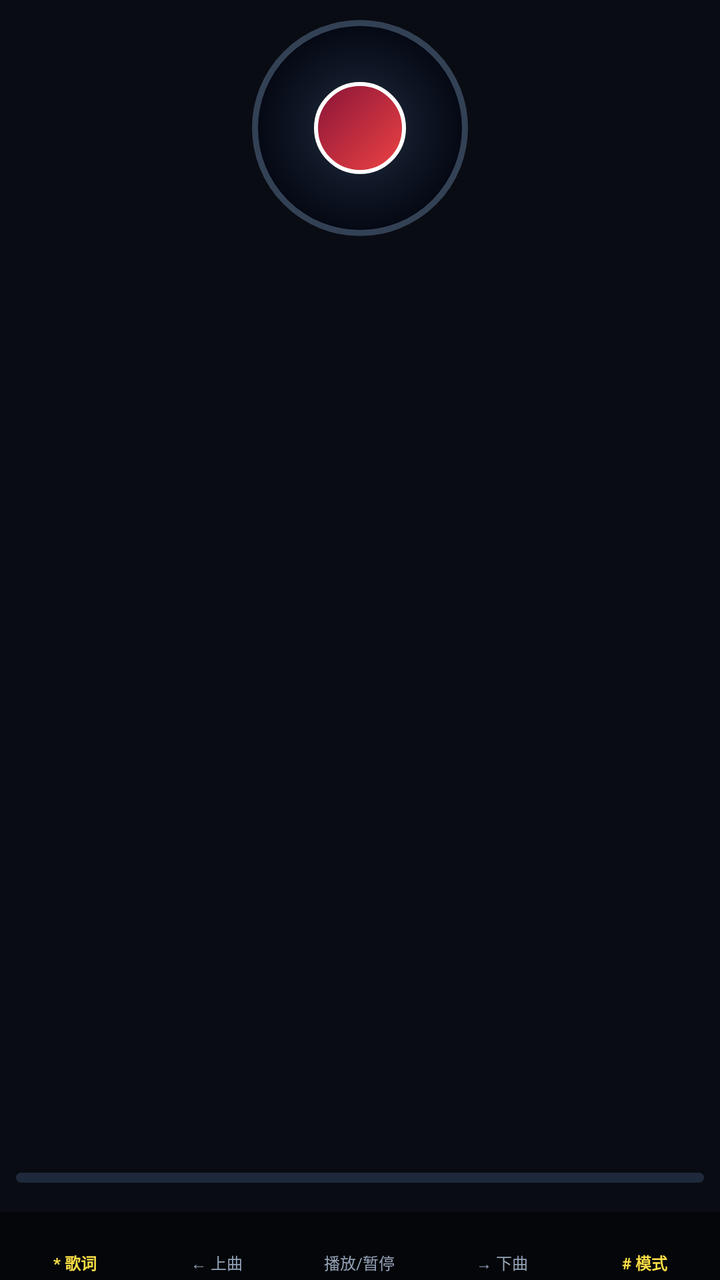
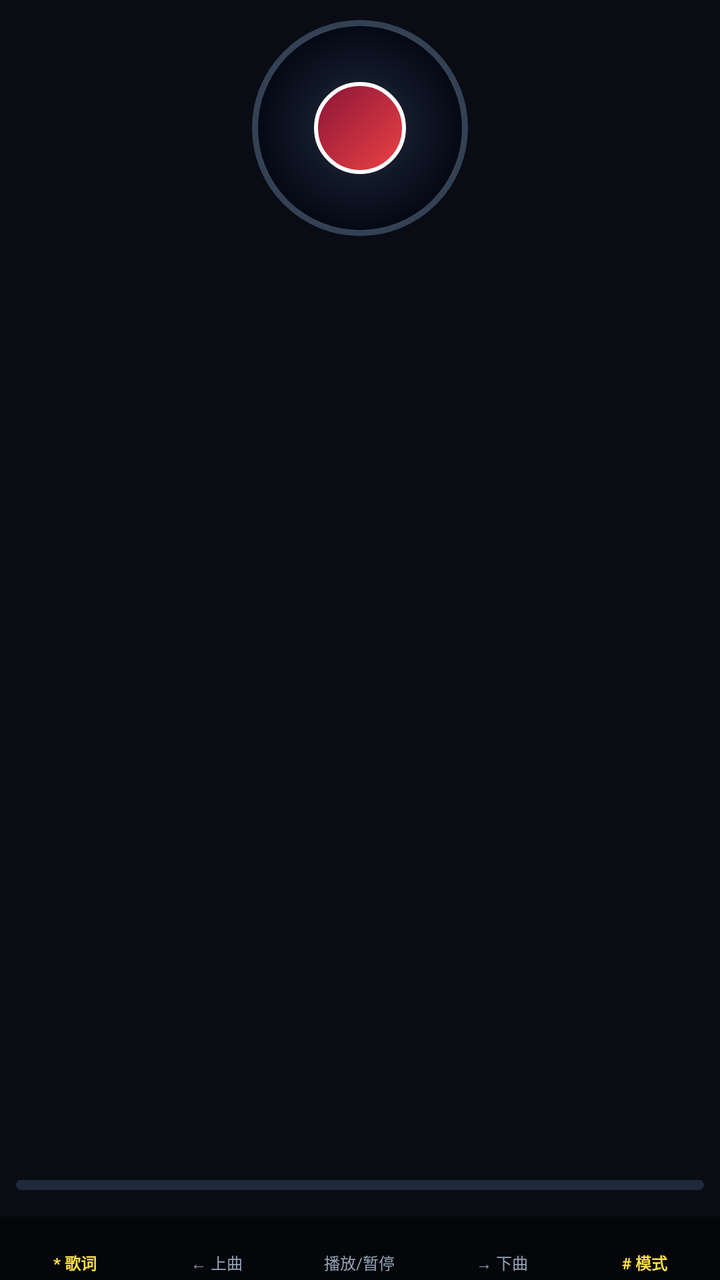

The first picture is an Android layout as it rendered before a commit; the second is the same layout after the commit. The layout source and the unified diff follow.
<!-- AndroidManifest.xml: application theme Theme.KeydroidX.Music -->
<!-- res/layout/activity_player.xml -->
<?xml version="1.0" encoding="utf-8"?>
<FrameLayout
    xmlns:android="http://schemas.android.com/apk/res/android"
    android:layout_width="match_parent"
    android:layout_height="match_parent"
    android:background="@color/music_dark_bg">

    
    
    
    <LinearLayout
        android:id="@+id/layout_player_root"
        android:layout_width="match_parent"
        android:layout_height="match_parent"
        android:orientation="vertical"
        android:focusable="true"
        android:focusableInTouchMode="true">

        
        <LinearLayout
            android:id="@+id/layout_upper"
            android:layout_width="match_parent"
            android:layout_height="wrap_content"
            android:orientation="vertical"
            android:gravity="center_horizontal"
            android:paddingLeft="8dp"
            android:paddingRight="8dp"
            android:paddingTop="8dp"
            android:paddingBottom="4dp">

            <FrameLayout
                android:layout_width="wrap_content"
                android:layout_height="wrap_content"
                android:layout_marginTop="2dp"
                android:layout_marginBottom="2dp">

                <FrameLayout
                    android:id="@+id/vinyl_disk"
                    android:layout_width="108dp"
                    android:layout_height="108dp"
                    android:background="@drawable/bg_vinyl_disk">

                    <FrameLayout
                        android:id="@+id/vinyl_center"
                        android:layout_width="46dp"
                        android:layout_height="46dp"
                        android:layout_gravity="center"
                        android:background="@drawable/bg_vinyl_center">

                        <TextView
                            android:id="@+id/iv_play_pause"
                            android:layout_width="wrap_content"
                            android:layout_height="wrap_content"
                            android:layout_gravity="center"
                            android:textSize="20sp"
                            android:textColor="#FFFFFF"
                            android:includeFontPadding="false" />
                    </FrameLayout>
                </FrameLayout>
            </FrameLayout>

            <LinearLayout
                android:layout_width="match_parent"
                android:layout_height="wrap_content"
                android:orientation="vertical"
                android:gravity="center_horizontal"
                android:layout_marginTop="4dp">

                <TextView
                    android:id="@+id/tv_song_title"
                    android:layout_width="match_parent"
                    android:layout_height="wrap_content"
                    android:gravity="center"
                    android:textSize="13sp"
                    android:textStyle="bold"
                    android:textColor="#FFFFFF"
                    android:singleLine="true"
                    android:ellipsize="end"
                    android:includeFontPadding="false" />

                <TextView
                    android:id="@+id/tv_song_artist"
                    android:layout_width="match_parent"
                    android:layout_height="wrap_content"
                    android:layout_marginTop="2dp"
                    android:gravity="center"
                    android:textSize="11sp"
                    android:textColor="@color/music_subtext"
                    android:singleLine="true"
                    android:ellipsize="end"
                    android:includeFontPadding="false" />
            </LinearLayout>
        </LinearLayout>

        
        <FrameLayout
            android:layout_width="match_parent"
            android:layout_height="0dp"
            android:layout_weight="1">

            <ScrollView
                android:id="@+id/scroll_lyric"
                android:layout_width="match_parent"
                android:layout_height="match_parent"
                android:fillViewport="true"
                android:scrollbars="none"
                android:overScrollMode="never"
                android:focusable="false"
                android:focusableInTouchMode="false">

                <LinearLayout
                    android:id="@+id/layout_lyric_list"
                    android:layout_width="match_parent"
                    android:layout_height="wrap_content"
                    android:orientation="vertical"
                    android:gravity="center_vertical"
                    android:paddingLeft="10dp"
                    android:paddingRight="10dp"
                    android:paddingTop="6dp"
                    android:paddingBottom="6dp">
                </LinearLayout>
            </ScrollView>

        </FrameLayout>

        
        <LinearLayout
            android:layout_width="match_parent"
            android:layout_height="wrap_content"
            android:orientation="vertical"
            android:paddingLeft="8dp"
            android:paddingRight="8dp"
            android:paddingTop="4dp"
            android:paddingBottom="2dp">

            <FrameLayout
                android:id="@+id/progress_track"
                android:layout_width="match_parent"
                android:layout_height="5dp"
                android:background="@drawable/bg_progress_bar">

                <View
                    android:id="@+id/progress_fill"
                    android:layout_width="0dp"
                    android:layout_height="match_parent"
                    android:background="@drawable/bg_progress_fill" />
            </FrameLayout>

            <LinearLayout
                android:layout_width="match_parent"
                android:layout_height="wrap_content"
                android:layout_marginTop="2dp"
                android:orientation="horizontal"
                android:gravity="center_vertical">

                <TextView
                    android:id="@+id/tv_current_time"
                    android:layout_width="wrap_content"
                    android:layout_height="wrap_content"
                    android:textSize="9sp"
                    android:textColor="@color/music_subtext"
                    android:includeFontPadding="false" />

                <TextView
                    android:id="@+id/tv_play_status"
                    android:layout_width="0dp"
                    android:layout_height="wrap_content"
                    android:layout_weight="1"
                    android:gravity="center"
                    android:textSize="9sp"
                    android:textColor="@color/music_subtext"
                    android:includeFontPadding="false" />

                <TextView
                    android:id="@+id/tv_total_time"
                    android:layout_width="wrap_content"
                    android:layout_height="wrap_content"
                    android:textSize="9sp"
                    android:textColor="@color/music_subtext"
                    android:includeFontPadding="false" />
            </LinearLayout>
        </LinearLayout>

        
        <LinearLayout
            android:id="@+id/layout_key_guide"
            android:layout_width="match_parent"
            android:layout_height="wrap_content"
            android:orientation="horizontal"
            android:gravity="center"
            android:background="#88000000"
            android:paddingTop="3dp"
            android:paddingBottom="3dp"
            android:paddingLeft="2dp"
            android:paddingRight="2dp">

            <LinearLayout
                android:id="@+id/guide_lyrics"
                android:layout_width="0dp"
                android:layout_height="wrap_content"
                android:layout_weight="1"
                android:orientation="vertical"
                android:gravity="center_horizontal">

                <TextView
                    android:id="@+id/icon_guide_lyrics"
                    android:layout_width="wrap_content"
                    android:layout_height="wrap_content"
                    android:textSize="14sp"
                    android:textColor="#FDE047"
                    android:includeFontPadding="false" />

                <TextView
                    android:layout_width="wrap_content"
                    android:layout_height="wrap_content"
                    android:textSize="8sp"
                    android:textColor="#FDE047"
                    android:textStyle="bold"
                    android:text="@string/guide_lyrics"
                    android:includeFontPadding="false" />
            </LinearLayout>

            <LinearLayout
                android:id="@+id/guide_prev"
                android:layout_width="0dp"
                android:layout_height="wrap_content"
                android:layout_weight="1"
                android:orientation="vertical"
                android:gravity="center_horizontal">

                <TextView
                    android:id="@+id/icon_guide_prev"
                    android:layout_width="wrap_content"
                    android:layout_height="wrap_content"
                    android:textSize="14sp"
                    android:textColor="#CBD5E1"
                    android:includeFontPadding="false" />

                <TextView
                    android:layout_width="wrap_content"
                    android:layout_height="wrap_content"
                    android:textSize="8sp"
                    android:textColor="#94A3B8"
                    android:text="@string/guide_prev"
                    android:includeFontPadding="false" />
            </LinearLayout>

            <LinearLayout
                android:id="@+id/guide_playpause"
                android:layout_width="0dp"
                android:layout_height="wrap_content"
                android:layout_weight="1"
                android:orientation="vertical"
                android:gravity="center_horizontal">

                <TextView
                    android:id="@+id/icon_guide_playpause"
                    android:layout_width="wrap_content"
                    android:layout_height="wrap_content"
                    android:textSize="14sp"
                    android:textColor="#CBD5E1"
                    android:includeFontPadding="false" />

                <TextView
                    android:layout_width="wrap_content"
                    android:layout_height="wrap_content"
                    android:textSize="8sp"
                    android:textColor="#94A3B8"
                    android:text="@string/guide_playpause"
                    android:includeFontPadding="false" />
            </LinearLayout>

            <LinearLayout
                android:id="@+id/guide_next"
                android:layout_width="0dp"
                android:layout_height="wrap_content"
                android:layout_weight="1"
                android:orientation="vertical"
                android:gravity="center_horizontal">

                <TextView
                    android:id="@+id/icon_guide_next"
                    android:layout_width="wrap_content"
                    android:layout_height="wrap_content"
                    android:textSize="14sp"
                    android:textColor="#CBD5E1"
                    android:includeFontPadding="false" />

                <TextView
                    android:layout_width="wrap_content"
                    android:layout_height="wrap_content"
                    android:textSize="8sp"
                    android:textColor="#94A3B8"
                    android:text="@string/guide_next"
                    android:includeFontPadding="false" />
            </LinearLayout>

            <LinearLayout
                android:id="@+id/guide_mode"
                android:layout_width="0dp"
                android:layout_height="wrap_content"
                android:layout_weight="1"
                android:orientation="vertical"
                android:gravity="center_horizontal">

                <TextView
                    android:id="@+id/icon_guide_mode"
                    android:layout_width="wrap_content"
                    android:layout_height="wrap_content"
                    android:textSize="14sp"
                    android:textColor="#FDE047"
                    android:includeFontPadding="false" />

                <TextView
                    android:layout_width="wrap_content"
                    android:layout_height="wrap_content"
                    android:textSize="8sp"
                    android:textColor="#FDE047"
                    android:textStyle="bold"
                    android:text="@string/guide_mode"
                    android:includeFontPadding="false" />
            </LinearLayout>
        </LinearLayout>
    </LinearLayout>

    
    
    
    <FrameLayout
        android:id="@+id/layout_lyric_fullscreen"
        android:layout_width="match_parent"
        android:layout_height="match_parent"
        android:background="@color/music_dark_bg"
        android:visibility="gone">

        <ScrollView
            android:id="@+id/scroll_lyric_full"
            android:layout_width="match_parent"
            android:layout_height="match_parent"
            android:fillViewport="true"
            android:scrollbars="none"
            android:overScrollMode="never"
            android:focusable="false"
            android:focusableInTouchMode="false">

            <LinearLayout
                android:id="@+id/layout_lyric_full_wrapper"
                android:layout_width="match_parent"
                android:layout_height="wrap_content"
                android:orientation="vertical"
                android:gravity="center_horizontal"
                android:paddingLeft="14dp"
                android:paddingRight="14dp"
                android:paddingTop="120dp"
                android:paddingBottom="120dp"
                android:clipToPadding="false">

                
                <LinearLayout
                    android:id="@+id/layout_lyric_full_list"
                    android:layout_width="match_parent"
                    android:layout_height="wrap_content"
                    android:orientation="vertical"
                    android:gravity="center_horizontal">
                </LinearLayout>
            </LinearLayout>
        </ScrollView>
    </FrameLayout>
</FrameLayout>
<!-- resources referenced by this layout -->
<resources>
  <color name="music_dark_bg">#090C13</color>
  <color name="music_subtext">#B0B0B0</color>
  <!-- drawable bg_progress_bar (drawable) -->
  <?xml version="1.0" encoding="utf-8"?>
  <shape xmlns:android="http://schemas.android.com/apk/res/android"
      android:shape="rectangle">
      <solid android:color="#1E293B" />
      <corners android:radius="3dp" />
  </shape>
  <!-- drawable bg_progress_fill (drawable) -->
  <?xml version="1.0" encoding="utf-8"?>
  <shape xmlns:android="http://schemas.android.com/apk/res/android"
      android:shape="rectangle">
      <solid android:color="@color/music_accent" />
      <corners android:radius="3dp" />
  </shape>
  <!-- drawable bg_vinyl_center (drawable) -->
  <?xml version="1.0" encoding="utf-8"?>
  <shape xmlns:android="http://schemas.android.com/apk/res/android"
      android:shape="oval">
      <gradient
          android:type="linear"
          android:angle="135"
          android:startColor="#EF4444"
          android:endColor="#881337" />
      <stroke
          android:width="2dp"
          android:color="#FFFFFF" />
  </shape>
  <!-- drawable bg_vinyl_disk (drawable) -->
  <?xml version="1.0" encoding="utf-8"?>
  <layer-list xmlns:android="http://schemas.android.com/apk/res/android">
  
      
      <item
          android:left="0dp"
          android:top="2dp"
          android:right="0dp"
          android:bottom="0dp">
          <shape android:shape="oval">
              <solid android:color="#33000000" />
        </shape>
    </item>
  
      
      <item>
          <shape android:shape="oval">
              <gradient
                  android:type="radial"
                  android:gradientRadius="54dp"
                  android:centerX="0.5"
                  android:centerY="0.5"
                  android:startColor="#FF2D3748"
                  android:centerColor="#FF111827"
                  android:endColor="#FF030712" />
              <stroke
                  android:width="3dp"
                  android:color="#334155" />
        </shape>
    </item>
  </layer-list>
  <string name="guide_lyrics">* 歌词</string>
  <string name="guide_mode"># 模式</string>
  <string name="guide_next">→ 下曲</string>
  <string name="guide_playpause">播放/暂停</string>
  <string name="guide_prev">← 上曲</string>
  <style name="Theme.KeydroidX.Music" parent="Theme.NokiaKeyCore">
          <item name="android:windowNoTitle">true</item>
          <item name="android:windowBackground">@color/music_bg</item>
  
          
          <item name="android:windowDisablePreview">true</item>
          <item name="android:windowContentOverlay">@null</item>
      </style>
  <color name="music_accent">#38BDF8</color>
  <color name="music_bg">#090C13</color>
</resources>

<!-- the commit's change to res/layout/activity_player.xml (unified diff, before → after) -->
@@ -71,7 +71,7 @@
                     android:layout_width="match_parent"
                     android:layout_height="wrap_content"
                     android:gravity="center"
-                    android:textSize="13sp"
+                    android:textSize="10sp"
                     android:textStyle="bold"
                     android:textColor="#FFFFFF"
                     android:singleLine="true"
@@ -84,7 +84,7 @@
                     android:layout_height="wrap_content"
                     android:layout_marginTop="2dp"
                     android:gravity="center"
-                    android:textSize="11sp"
+                    android:textSize="10sp"
                     android:textColor="@color/music_subtext"
                     android:singleLine="true"
                     android:ellipsize="end"
@@ -157,7 +157,7 @@
                     android:id="@+id/tv_current_time"
                     android:layout_width="wrap_content"
                     android:layout_height="wrap_content"
-                    android:textSize="9sp"
+                    android:textSize="8sp"
                     android:textColor="@color/music_subtext"
                     android:includeFontPadding="false" />
 
@@ -167,7 +167,7 @@
                     android:layout_height="wrap_content"
                     android:layout_weight="1"
                     android:gravity="center"
-                    android:textSize="9sp"
+                    android:textSize="8sp"
                     android:textColor="@color/music_subtext"
                     android:includeFontPadding="false" />
 
@@ -175,7 +175,7 @@
                     android:id="@+id/tv_total_time"
                     android:layout_width="wrap_content"
                     android:layout_height="wrap_content"
-                    android:textSize="9sp"
+                    android:textSize="8sp"
                     android:textColor="@color/music_subtext"
                     android:includeFontPadding="false" />
             </LinearLayout>
@@ -206,7 +206,7 @@
                     android:id="@+id/icon_guide_lyrics"
                     android:layout_width="wrap_content"
                     android:layout_height="wrap_content"
-                    android:textSize="14sp"
+                    android:textSize="12sp"
                     android:textColor="#FDE047"
                     android:includeFontPadding="false" />
 
@@ -232,7 +232,7 @@
                     android:id="@+id/icon_guide_prev"
                     android:layout_width="wrap_content"
                     android:layout_height="wrap_content"
-                    android:textSize="14sp"
+                    android:textSize="12sp"
                     android:textColor="#CBD5E1"
                     android:includeFontPadding="false" />
 
@@ -257,7 +257,7 @@
                     android:id="@+id/icon_guide_playpause"
                     android:layout_width="wrap_content"
                     android:layout_height="wrap_content"
-                    android:textSize="14sp"
+                    android:textSize="12sp"
                     android:textColor="#CBD5E1"
                     android:includeFontPadding="false" />
 
@@ -282,7 +282,7 @@
                     android:id="@+id/icon_guide_next"
                     android:layout_width="wrap_content"
                     android:layout_height="wrap_content"
-                    android:textSize="14sp"
+                    android:textSize="12sp"
                     android:textColor="#CBD5E1"
                     android:includeFontPadding="false" />
 
@@ -307,7 +307,7 @@
                     android:id="@+id/icon_guide_mode"
                     android:layout_width="wrap_content"
                     android:layout_height="wrap_content"
-                    android:textSize="14sp"
+                    android:textSize="12sp"
                     android:textColor="#FDE047"
                     android:includeFontPadding="false" />
 
